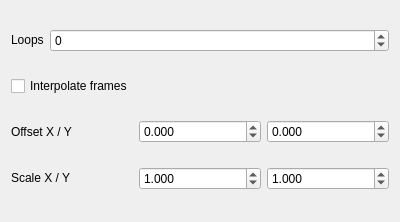
Qt form gui-tool/ui/actiontab_general.ui (headshot2017/smbzg-charloader) before a commit.
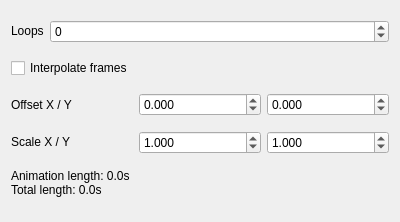
The same form after that commit.

Commit message: show animation length in general pages

What changed in the file:
```diff
--- a/gui-tool/ui/actiontab_general.ui
+++ b/gui-tool/ui/actiontab_general.ui
@@ -182,6 +182,20 @@
      </item>
     </layout>
    </item>
+   <item>
+    <widget class="QLabel" name="lbl_length">
+     <property name="sizePolicy">
+      <sizepolicy hsizetype="Preferred" vsizetype="Maximum">
+       <horstretch>0</horstretch>
+       <verstretch>0</verstretch>
+      </sizepolicy>
+     </property>
+     <property name="text">
+      <string>Animation length: 0.0s
+Total length: 0.0s</string>
+     </property>
+    </widget>
+   </item>
   </layout>
  </widget>
  <resources/>
```
The commit also changes 2 other files.
